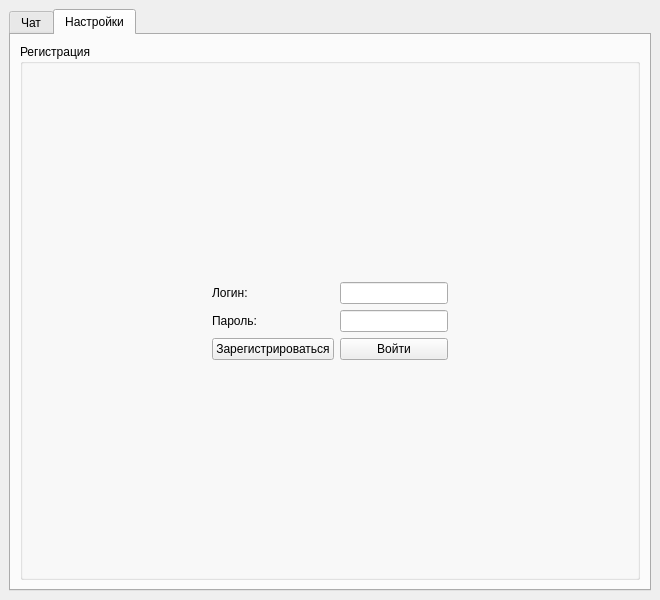
Stinger1000/Vt118Chat_2-, file Client/uiChat.ui: the form before one commit.
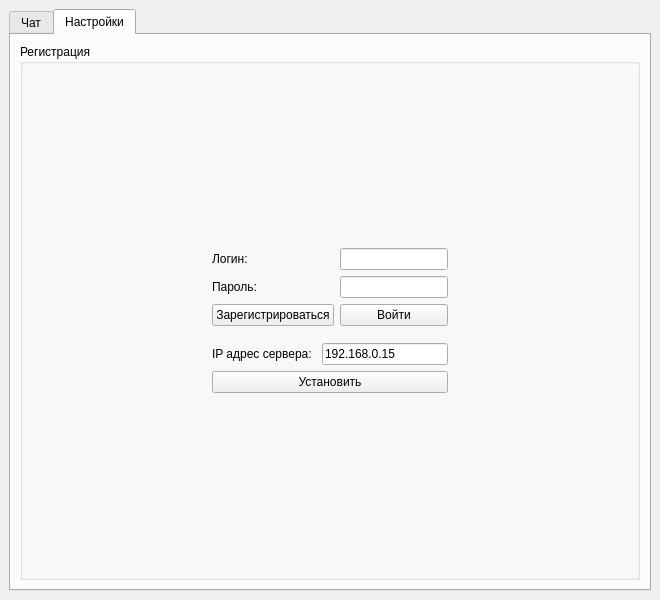
The form after the commit. The open tabs and pages were chosen to show the change.

The edit to the form file:
```diff
--- a/Client/uiChat.ui
+++ b/Client/uiChat.ui
@@ -168,6 +168,19 @@
               </spacer>
              </item>
              <item row="2" column="1">
+              <spacer name="verticalSpacer_4">
+               <property name="orientation">
+                <enum>Qt::Vertical</enum>
+               </property>
+               <property name="sizeHint" stdset="0">
+                <size>
+                 <width>20</width>
+                 <height>4</height>
+                </size>
+               </property>
+              </spacer>
+             </item>
+             <item row="5" column="1">
               <spacer name="verticalSpacer">
                <property name="orientation">
                 <enum>Qt::Vertical</enum>
@@ -180,6 +193,57 @@
                </property>
               </spacer>
              </item>
+             <item row="1" column="0">
+              <spacer name="horizontalSpacer">
+               <property name="orientation">
+                <enum>Qt::Horizontal</enum>
+               </property>
+               <property name="sizeHint" stdset="0">
+                <size>
+                 <width>162</width>
+                 <height>20</height>
+                </size>
+               </property>
+              </spacer>
+             </item>
+             <item row="4" column="1">
+              <layout class="QGridLayout" name="gridLayout_9">
+               <item row="0" column="0">
+                <widget class="QLabel" name="label_3">
+                 <property name="text">
+                  <string>IP адрес сервера: </string>
+                 </property>
+                </widget>
+               </item>
+               <item row="0" column="1">
+                <widget class="QLineEdit" name="lneIP">
+                 <property name="text">
+                  <string>192.168.0.15</string>
+                 </property>
+                </widget>
+               </item>
+               <item row="1" column="0" colspan="2">
+                <widget class="QPushButton" name="btnSetIP">
+                 <property name="text">
+                  <string>Установить</string>
+                 </property>
+                </widget>
+               </item>
+              </layout>
+             </item>
+             <item row="3" column="1">
+              <spacer name="verticalSpacer_3">
+               <property name="orientation">
+                <enum>Qt::Vertical</enum>
+               </property>
+               <property name="sizeHint" stdset="0">
+                <size>
+                 <width>20</width>
+                 <height>40</height>
+                </size>
+               </property>
+              </spacer>
+             </item>
             </layout>
            </widget>
           </item>
```
Left out of the diff: 41 changed lines with no effect on the pictures.
